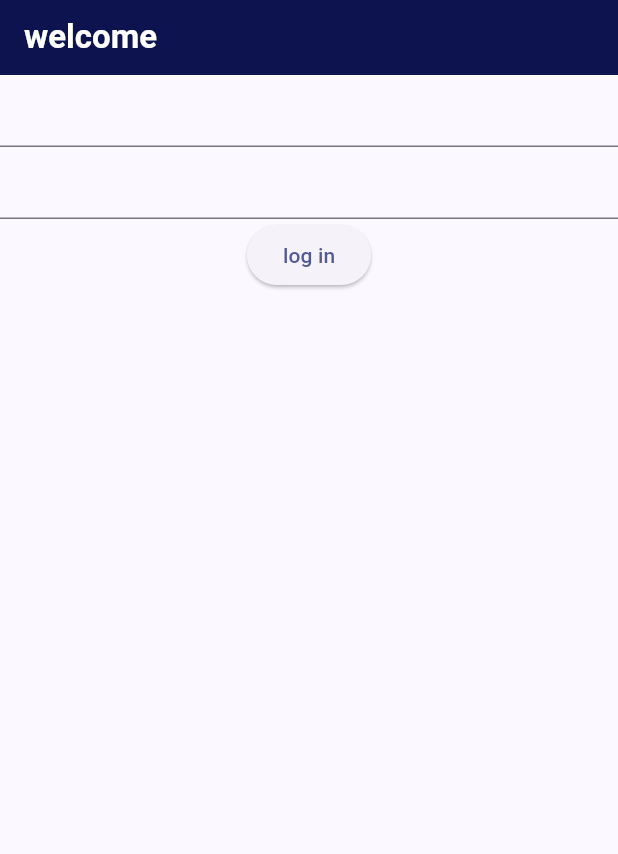
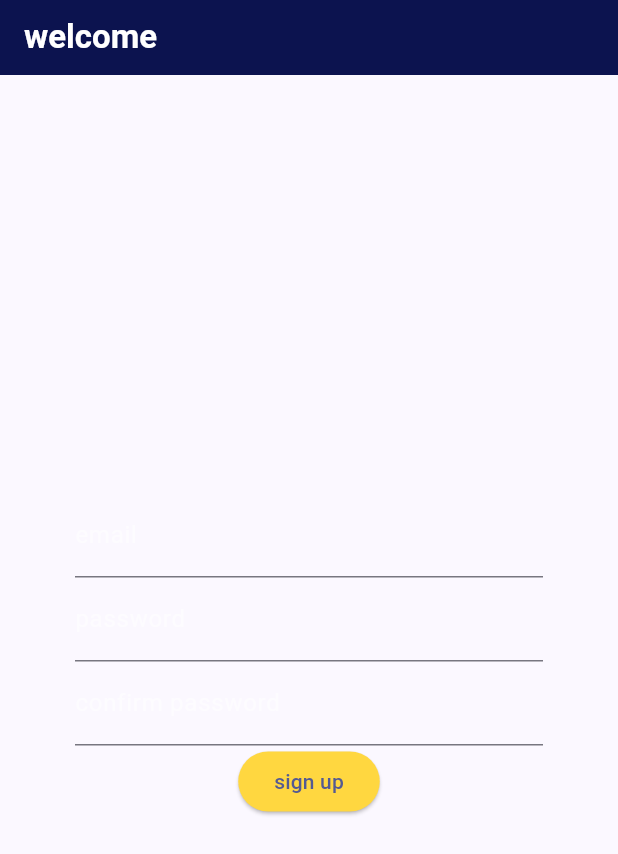
Before and after one commit to ettoma/popcornV2, a Flutter app: the screen it shows after launch, on a phone screen of 412 x 824 dp. Shown: the top 854 px of the screen. Run offline on Flutter 3.47's test engine with Material 2 defaults, Android fonts, the phone set to English and light mode, and no system bars; our stand-ins replace cloud_firestore, email_validator, firebase_auth, firebase_core; accounts and stored records are empty; generated files the repository leaves out were written again.

Commit message:
user login UI changes

```diff
--- a/lib/api/user_api.dart
+++ b/lib/api/user_api.dart
@@ -31,10 +31,9 @@ class UserAPI {
 
   Future<bool> signInWithEmailPassword(String email, password) async {
     try {
-      final userCredential = await FirebaseAuth.instance
+      await FirebaseAuth.instance
           .signInWithEmailAndPassword(email: email, password: password);
-      print("Sign-in successful.");
-      print(userCredential);
+
       return true;
     } on FirebaseAuthException catch (e) {
       print(e.message);
--- a/lib/api/utils.dart
+++ b/lib/api/utils.dart
@@ -3,8 +3,6 @@ import 'api.dart';
 class WatchlistUtils {
   Future<bool> checkIfAlreadyOnWatchlist(int movieID, String user) async {
     var watchlist = await API().getWatchlistForUser(user);
-
-    print(watchlist.length);
 
     for (var movie in watchlist) {
       if (movie.movieID == movieID) {
--- a/lib/main.dart
+++ b/lib/main.dart
@@ -1,7 +1,7 @@
 import 'package:firebase_core/firebase_core.dart';
 import 'package:flutter/material.dart';
-// import 'package:popcorn_v2/pages/page_switch.dart';
-import 'package:popcorn_v2/pages/user_auth.dart';
+import 'package:popcorn_v2/pages/login_page.dart';
+import 'package:popcorn_v2/pages/sign_up_page.dart';
 
 import 'firebase/firebase_options.dart';
 
@@ -28,8 +28,7 @@ class App extends StatelessWidget {
         ),
         useMaterial3: true,
       ),
-      home: const UserAuthenticationPage(),
-      // home: const PageSwitch(),
+      home: const SignUpPage(),
     );
   }
 }
--- a/lib/pages/movie_page.dart
+++ b/lib/pages/movie_page.dart
@@ -19,8 +19,8 @@ class _MoviePageState extends State<MoviePage> {
   bool isAlreadyOnWatchlist = false;
   Future<Movie> fetchMovieData(String id) async {
     var movieData = await API().getMovieFromID(id);
-    // isAlreadyOnWatchlist = await WatchlistUtils()
-    //     .checkIfAlreadyOnWatchlist(int.parse(widget.movieID), widget.user);
+    isAlreadyOnWatchlist = await WatchlistUtils()
+        .checkIfAlreadyOnWatchlist(int.parse(widget.movieID), widget.user);
 
     return movieData;
   }
--- /dev/null
+++ b/lib/pages/sign_up_page.dart
@@ -0,0 +1,94 @@
+import 'package:flutter/material.dart';
+import 'package:popcorn_v2/api/user_api.dart';
+import 'package:popcorn_v2/components/app_bar.dart';
+import 'package:popcorn_v2/pages/page_switch.dart';
+
+class SignUpPage extends StatefulWidget {
+  const SignUpPage({super.key});
+
+  @override
+  State<SignUpPage> createState() => _SignUpPageState();
+}
+
+class _SignUpPageState extends State<SignUpPage> {
+  final TextEditingController _emailController = TextEditingController();
+  final TextEditingController _passwordController = TextEditingController();
+  final TextEditingController _passwordConfirmationController =
+      TextEditingController();
+
+  bool isCreated = false;
+  @override
+  Widget build(BuildContext context) {
+    void signUp(String email, password, passwordConfirmation) async {
+      if (!context.mounted) {
+        return;
+      }
+      if (password != passwordConfirmation) {
+        //TODO Implement error message
+      } else if (password == passwordConfirmation) {
+        var isSuccess = await UserAPI().addUser(email, password);
+        void confirmAndPushPage() {
+          ScaffoldMessenger.of(context).showSnackBar(SnackBar(
+            content: Text("logged in as $email"),
+            backgroundColor: Colors.grey.withOpacity(0.5),
+          ));
+          Navigator.of(context).pushReplacement(MaterialPageRoute(
+              builder: (context) => PageSwitch(
+                    user: email,
+                  )));
+        }
+
+        if (isSuccess) {
+          confirmAndPushPage();
+        }
+      }
+    }
+
+    return SafeArea(
+      child: Scaffold(
+        appBar: const MyAppBar(
+          title: "welcome",
+        ),
+        body: Padding(
+          padding: const EdgeInsets.all(50.0),
+          child: Column(
+            mainAxisAlignment: MainAxisAlignment.center,
+            children: [
+              TextFormField(
+                  style: const TextStyle(color: Colors.amberAccent),
+                  controller: _emailController,
+                  decoration: const InputDecoration(
+                    labelStyle: TextStyle(color: Colors.white54),
+                    labelText: 'email',
+                  )),
+              TextFormField(
+                  style: const TextStyle(color: Colors.amberAccent),
+                  controller: _passwordController,
+                  decoration: const InputDecoration(
+                    labelStyle: TextStyle(color: Colors.white54),
+                    labelText: 'password',
+                  )),
+              TextFormField(
+                  style: const TextStyle(color: Colors.amberAccent),
+                  controller: _passwordConfirmationController,
+                  decoration: const InputDecoration(
+                    labelStyle: TextStyle(color: Colors.white54),
+                    labelText: 'confirm password',
+                  )),
+              ElevatedButton(
+                  style: ButtonStyle(
+                    backgroundColor: MaterialStateColor.resolveWith(
+                        (states) => Colors.amberAccent),
+                  ),
+                  onPressed: () {
+                    signUp(_emailController.text, _passwordController.text,
+                        _passwordConfirmationController.text);
+                  },
+                  child: const Text("sign up")),
+            ],
+          ),
+        ),
+      ),
+    );
+  }
+}
--- a/lib/pages/user_auth.dart
+++ /dev/null
@@ -1,66 +0,0 @@
-import 'package:flutter/material.dart';
-import 'package:popcorn_v2/api/user_api.dart';
-import 'package:popcorn_v2/components/app_bar.dart';
-import 'package:popcorn_v2/pages/page_switch.dart';
-
-class UserAuthenticationPage extends StatefulWidget {
-  const UserAuthenticationPage({super.key});
-
-  @override
-  State<UserAuthenticationPage> createState() => _UserAuthenticationPageState();
-}
-
-class _UserAuthenticationPageState extends State<UserAuthenticationPage> {
-  final TextEditingController _emailController = TextEditingController();
-  final TextEditingController _passwordController = TextEditingController();
-
-  bool isCreated = false;
-  @override
-  Widget build(BuildContext context) {
-    void addUser(String email, String password) async {
-      var success = await UserAPI().addUser(email, password);
-
-      ScaffoldMessenger.of(context)
-          .showSnackBar(SnackBar(content: Text(success.toString())));
-    }
-
-    void logIn(String email, password) async {
-      var isLoggedIn = await UserAPI().signInWithEmailPassword(email, password);
-
-      if (isLoggedIn) {
-        Navigator.of(context).pushReplacement(MaterialPageRoute(
-            builder: (context) => PageSwitch(
-                  user: email,
-                )));
-      }
-    }
-
-    return SafeArea(
-      child: Scaffold(
-        appBar: const MyAppBar(
-          title: "welcome",
-        ),
-        body: Center(
-          child: Column(
-            children: [
-              TextField(
-                style: const TextStyle(color: Colors.amberAccent),
-                controller: _emailController,
-              ),
-              TextField(
-                style: const TextStyle(color: Colors.amberAccent),
-                controller: _passwordController,
-              ),
-              ElevatedButton(
-                  onPressed: () {
-                    logIn(_emailController.text, _passwordController.text);
-                    // addUser(_emailController.text, _passwordController.text);
-                  },
-                  child: const Text("log in")),
-            ],
-          ),
-        ),
-      ),
-    );
-  }
-}
--- a/pubspec.yaml
+++ b/pubspec.yaml
@@ -40,6 +40,7 @@ dependencies:
   firebase_database: ^10.2.3
   cloud_firestore: ^4.8.1
   firebase_auth: ^4.7.1
+  email_validator: '^2.1.16'
 
 dev_dependencies:
   flutter_test:
```
Also changed, not shown: lib/api/api.dart (+10 -9 lines), lib/pages/login_page.dart (added, +147 -0 lines), lib/pages/password_reset_page.dart (added, +19 -0 lines), lib/pages/watchlist_page.dart (+9 -12 lines), assets/cinema.png (added), pubspec.lock.
